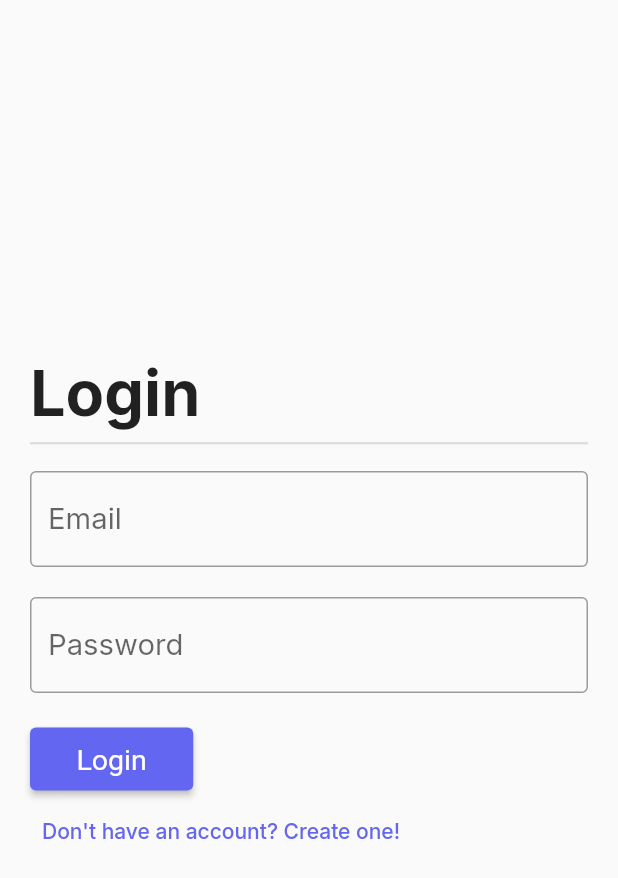
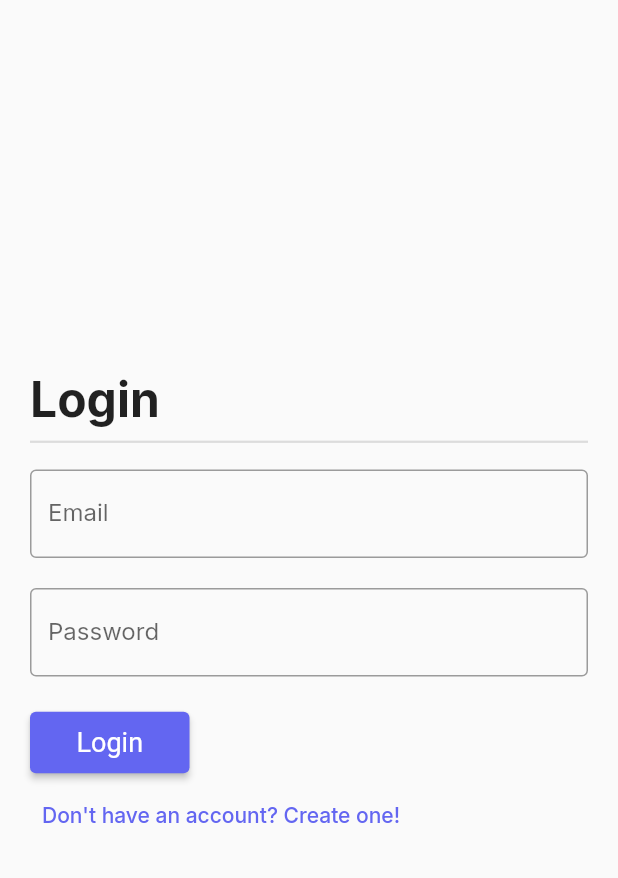
Before and after one commit to aadityasivaS/todolist-app, a Flutter app: the screen it shows after launch, on a phone screen of 412 x 824 dp. Shown: the top 878 px of the screen. Run offline on Flutter 3.47's test engine with Material 2 defaults, Android fonts, the phone set to English and light mode, and no system bars; our stand-ins replace email_validator, firebase_auth, firebase_core, flutter_easyloading, google_fonts, lottie; accounts and stored records are empty.

Commit message:
reduced font size

```diff
--- a/lib/components/input.dart
+++ b/lib/components/input.dart
@@ -21,7 +21,6 @@ class Input extends StatelessWidget {
         keyboardType: inputType,
         obscureText: obscure,
         controller: controller,
-        style: TextStyle(fontSize: 19.5),
       ),
     );
   }
--- a/lib/main.dart
+++ b/lib/main.dart
@@ -24,7 +24,7 @@ class App extends StatelessWidget {
         elevatedButtonTheme: ElevatedButtonThemeData(
           style: ElevatedButton.styleFrom(
             primary: primaryColor,
-            textStyle: TextStyle(fontSize: 19),
+            textStyle: TextStyle(fontSize: 18),
           ),
         ),
         textButtonTheme: TextButtonThemeData(
--- a/lib/screens/auth/login.dart
+++ b/lib/screens/auth/login.dart
@@ -29,7 +29,7 @@ class _LoginState extends State<Login> {
                 Text(
                   'Login',
                   style: TextStyle(
-                    fontSize: 42,
+                    fontSize: 32,
                     fontWeight: FontWeight.w700,
                   ),
                 ),
--- a/lib/screens/auth/register.dart
+++ b/lib/screens/auth/register.dart
@@ -50,7 +50,7 @@ class _RegisterState extends State<Register> {
                 Text(
                   'Register',
                   style: TextStyle(
-                    fontSize: 42,
+                    fontSize: 32,
                     fontWeight: FontWeight.w700,
                   ),
                 ),
```
